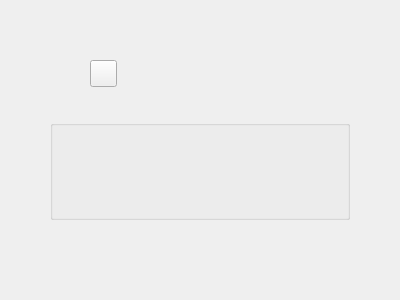
Before: the Qt Designer form ui/gsDockTest.ui in coolzhao/Geo-SAM, drawn with Qt 5.
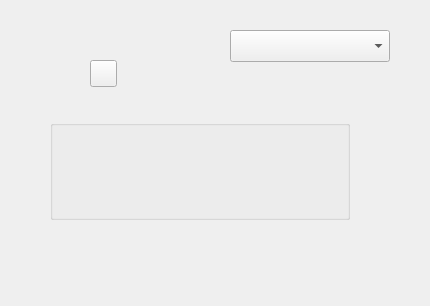
After: the same form once the commit is applied. Custom widgets are drawn as their Qt base class.

The edit to the form file:
```diff
--- a/ui/gsDockTest.ui
+++ b/ui/gsDockTest.ui
@@ -6,8 +6,8 @@
    <rect>
     <x>0</x>
     <y>0</y>
-    <width>400</width>
-    <height>300</height>
+    <width>430</width>
+    <height>306</height>
    </rect>
   </property>
   <property name="windowTitle">
@@ -57,6 +57,16 @@
      </rect>
     </property>
    </widget>
+   <widget class="QgsMapLayerComboBox" name="mMapLayerComboBox">
+    <property name="geometry">
+     <rect>
+      <x>230</x>
+      <y>30</y>
+      <width>160</width>
+      <height>32</height>
+     </rect>
+    </property>
+   </widget>
   </widget>
  </widget>
  <customwidgets>
@@ -77,6 +87,11 @@
    <extends>QWidget</extends>
    <header>qgsfilewidget.h</header>
   </customwidget>
+  <customwidget>
+   <class>QgsMapLayerComboBox</class>
+   <extends>QComboBox</extends>
+   <header>qgsmaplayercombobox.h</header>
+  </customwidget>
   <customwidget>
    <class>QgsOpacityWidget</class>
    <extends>QWidget</extends>
```
